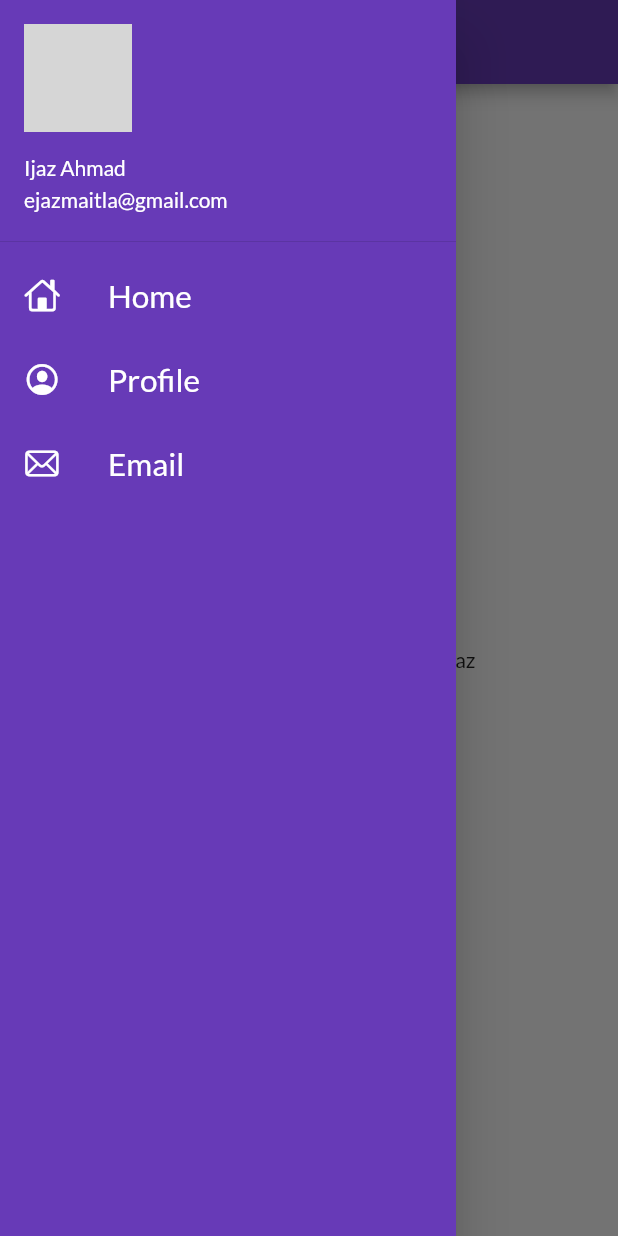
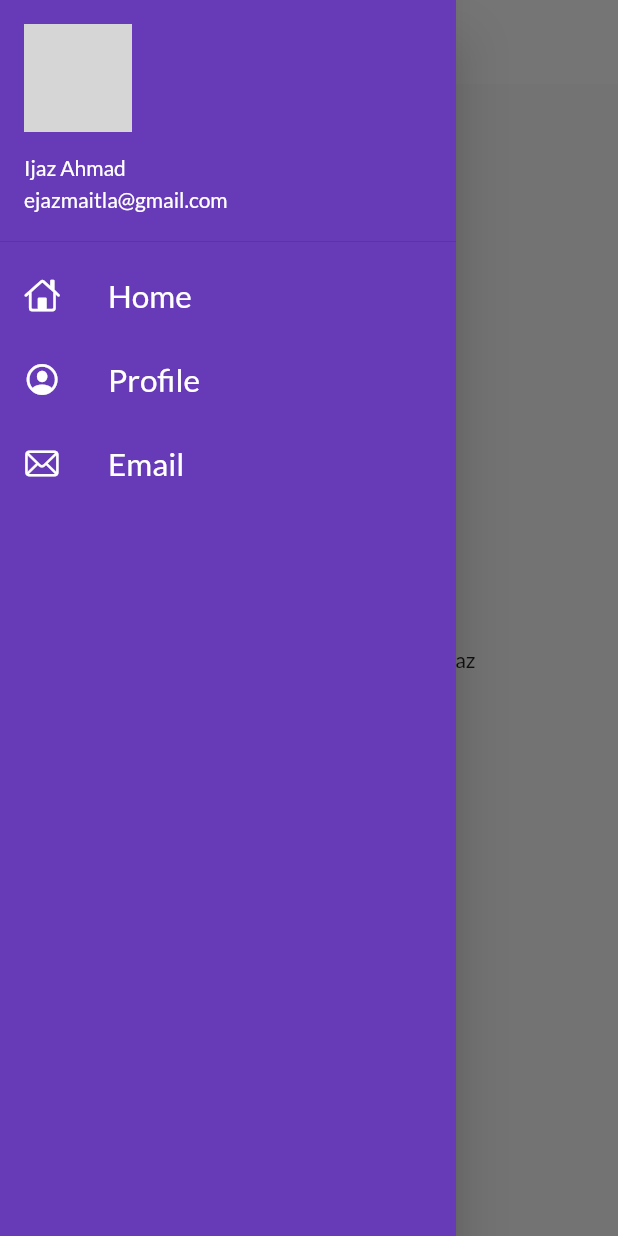
Before and after one commit to IjazAhmaid/Flutter8hours, a Flutter app: the screen it shows after launch, with the side drawer open, on a phone screen of 412 x 824 dp. Run offline on Flutter 3.47's test engine with Material 2 defaults, Android fonts, the phone set to English and light mode, and no system bars; our stand-ins replace google_fonts; network calls fail; grey boxes are pictures that could not be loaded.

Commit message:
themeextracted

```diff
--- a/lib/main.dart
+++ b/lib/main.dart
@@ -3,6 +3,7 @@
 import 'package:project8hours/pages/login_page.dart';
 import 'package:google_fonts/google_fonts.dart';
 import 'package:project8hours/utlis/routes.dart';
+import 'package:project8hours/widgets/thems.dart';
 
 void main() {
   runApp(const MyApp());
@@ -17,12 +18,8 @@
         debugShowCheckedModeBanner: false,
         //home: const HomePage(),
         themeMode: ThemeMode.light,
-        theme: ThemeData(
-          primarySwatch: Colors.deepPurple,
-          //primaryTextTheme: GoogleFonts.latoTextTheme()
-          fontFamily: GoogleFonts.lato().fontFamily,
-        ),
-        darkTheme: ThemeData(brightness: Brightness.dark),
+        theme: MyTheme.lightTheme(context),
+        darkTheme: MyTheme.darkTheme(context),
         initialRoute: MyRoutes.homeRoute,
         routes: {
           "/": (context) => const LoginPage(),
--- a/lib/pages/home_page.dart
+++ b/lib/pages/home_page.dart
@@ -9,7 +9,10 @@
   Widget build(BuildContext context) {
     return Scaffold(
       appBar: AppBar(
-        title: const Text("Catalog App"),
+        title: const Text(
+          "Catalog App",
+          style: TextStyle(color: Colors.black),
+        ),
       ),
       body: Center(
         child: Text('Well come to $days day of flutter by $name'),
--- a/lib/widgets/drawer.dart
+++ b/lib/widgets/drawer.dart
@@ -3,8 +3,7 @@
 
 class MyDrawer extends StatelessWidget {
   const MyDrawer({Key? key}) : super(key: key);
-  final imgurl =
-      "https://github.com/flutter/plugins/raw/master/packages/video_player/video_player/doc/demo_ipod.gif?raw=true";
+  final imgurl = "https://picsum.photos/250?image=9";
   @override
   Widget build(BuildContext context) {
     return Drawer(
--- /dev/null
+++ b/lib/widgets/thems.dart
@@ -0,0 +1,16 @@
+import 'package:flutter/material.dart';
+import 'package:google_fonts/google_fonts.dart';
+
+class MyTheme {
+  static ThemeData lightTheme(BuildContext context) => ThemeData(
+      primarySwatch: Colors.deepPurple,
+      //primaryTextTheme: GoogleFonts.latoTextTheme()
+      fontFamily: GoogleFonts.lato().fontFamily,
+      appBarTheme: const AppBarTheme(
+          color: Colors.white,
+          elevation: 0.0,
+          iconTheme: IconThemeData(color: Colors.black)));
+
+  static ThemeData darkTheme(BuildContext context) =>
+      ThemeData(brightness: Brightness.dark);
+}
```
